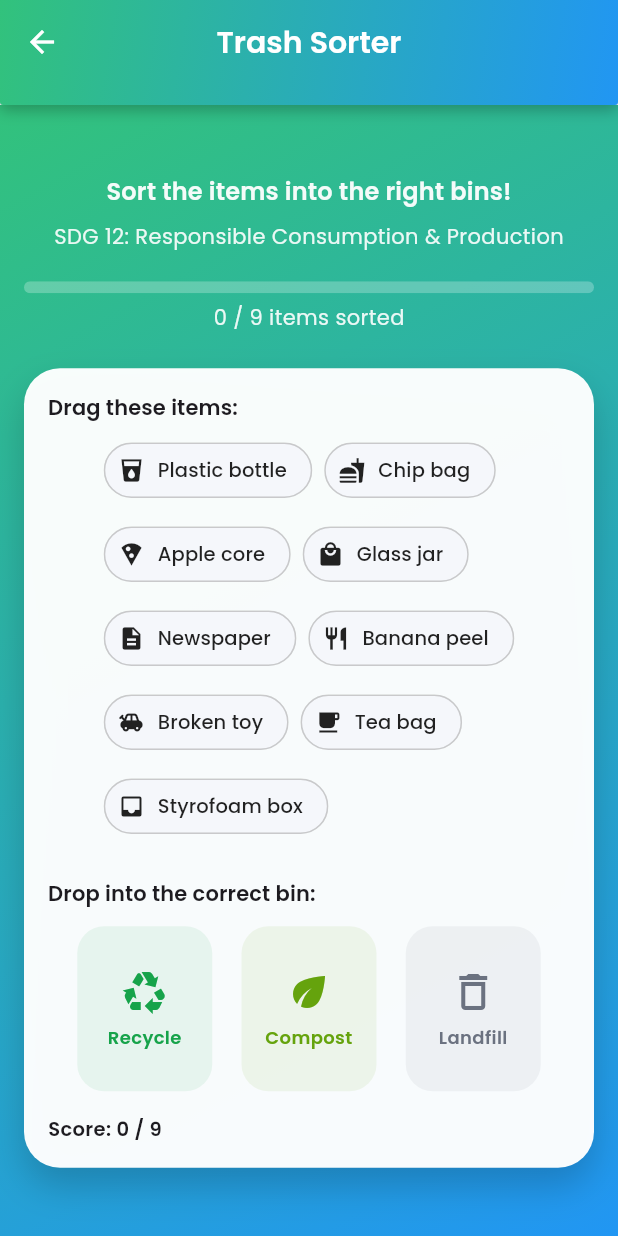
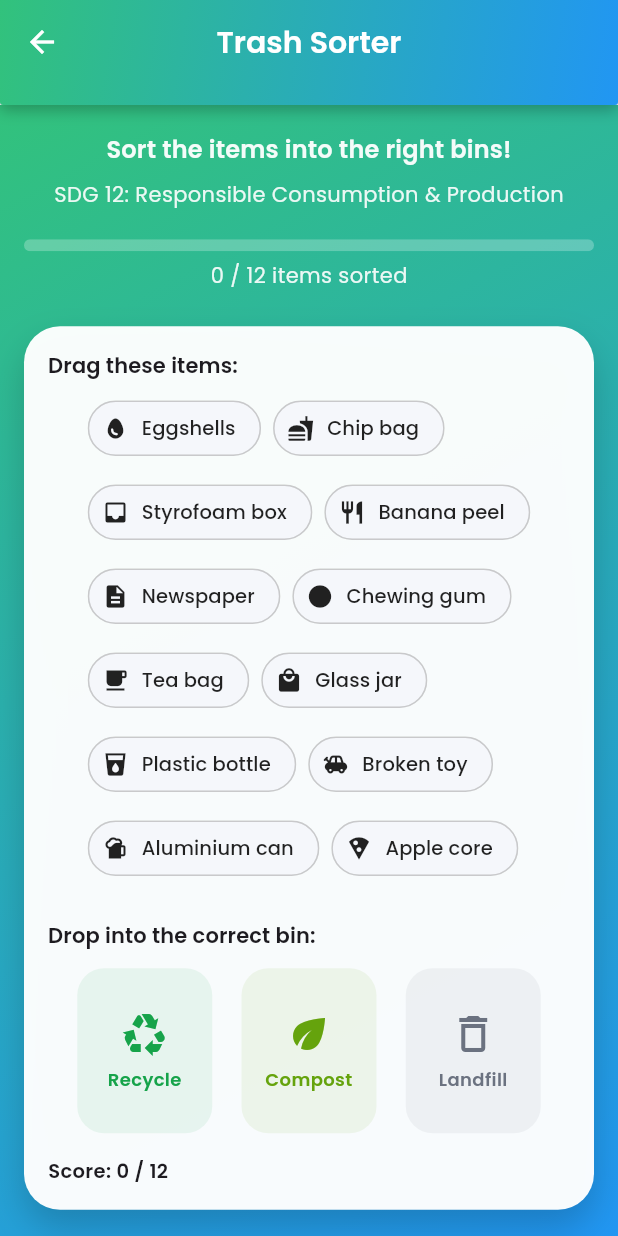
Before and after one commit to seore/SDG-App, a Flutter app: the TrashSortGameScreen screen opened by its route, on a phone screen of 412 x 824 dp. Run offline on Flutter 3.47's test engine with Material 3 defaults, Android fonts, the phone set to English and light mode, and no system bars; our stand-ins replace flutter_map, geolocator, google_fonts, image_picker, latlong2, supabase_flutter; accounts and stored records are empty.

Commit message:
Update trashSortGame

```diff
--- a/goalquest/lib/screens/trash_sort_game.dart
+++ b/goalquest/lib/screens/trash_sort_game.dart
@@ -77,6 +77,24 @@ const List<TrashItem> _allTrashItems = [
     name: 'Broken toy',
     category: TrashCategory.landfill,
     icon: Icons.toys,
+  ),
+  TrashItem(
+    id: 't10',
+    name: 'Aluminium can',
+    category: TrashCategory.recycle,
+    icon: Icons.sports_bar,
+  ),
+  TrashItem(
+    id: 't11',
+    name: 'Eggshells',
+    category: TrashCategory.compost,
+    icon: Icons.egg,
+  ),
+  TrashItem(
+    id: 't12',
+    name: 'Chewing gum',
+    category: TrashCategory.landfill,
+    icon: Icons.circle,
   ),
 ];
 
```
